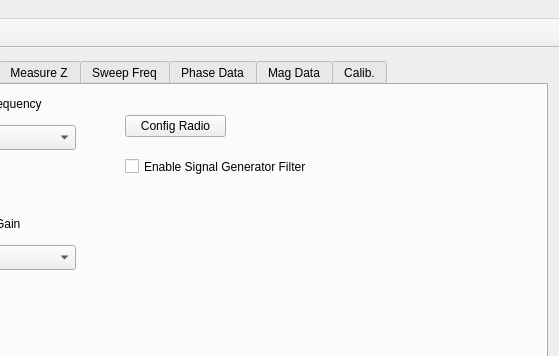
This is BioDriver/bio2016/mainwindow.ui in saul-rodriguez/Qt as Qt 5 draws it before an edit; both pictures show x 418 to 977 and y 0 to 356 of the 977 by 622 pixel window. The edited form follows.
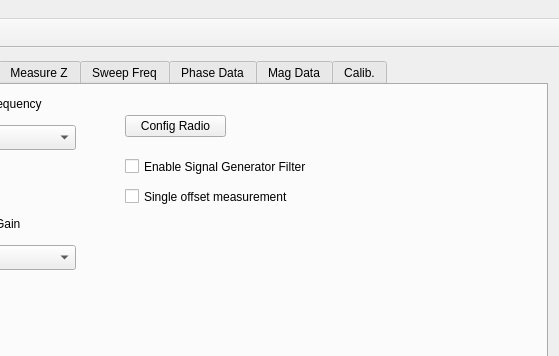
This is the edited form. The open tabs and pages were chosen to show the change. Icons and pictures are not drawn. Custom widgets are drawn as their Qt base class.

Commit message: added no offset measurement

What changed in the file:
```diff
--- a/BioDriver/bio2016/mainwindow.ui
+++ b/BioDriver/bio2016/mainwindow.ui
@@ -469,6 +469,19 @@
          <string>Enable Signal Generator Filter</string>
         </property>
        </widget>
+       <widget class="QCheckBox" name="checkBoxSingleOffsetMeas">
+        <property name="geometry">
+         <rect>
+          <x>530</x>
+          <y>100</y>
+          <width>231</width>
+          <height>23</height>
+         </rect>
+        </property>
+        <property name="text">
+         <string>Single offset measurement</string>
+        </property>
+       </widget>
       </widget>
       <widget class="QWidget" name="tab_4">
        <attribute name="title">
```
Left out of the diff: 2 changed lines with no effect on the pictures. The commit also changes 8 other files.
